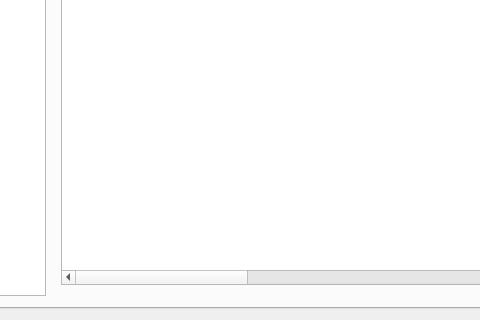
Old version of the form mainwindow.ui in the repository pvl1175/lookfor-qt-ui; both pictures show x 460 to 940 and y 375 to 695 of the 1057 by 695 pixel window.
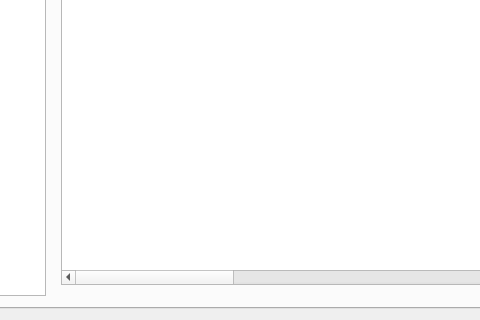
New version of the form.

The edit to the form file:
```diff
--- a/mainwindow.ui
+++ b/mainwindow.ui
@@ -208,6 +208,11 @@
                 <string>UserType</string>
                </property>
               </column>
+              <column>
+               <property name="text">
+                <string>PhoneInfo</string>
+               </property>
+              </column>
               <column>
                <property name="text">
                 <string>Location</string>
```
